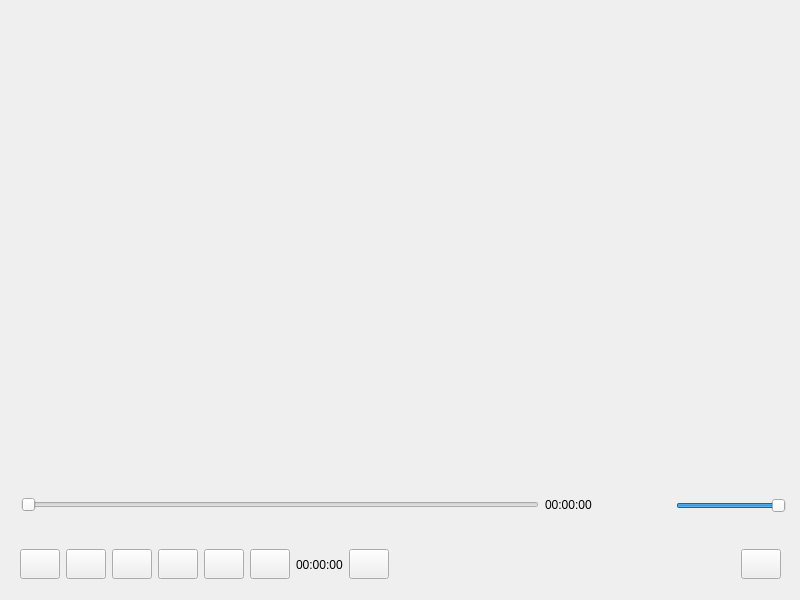
Before: the Qt Designer form mainwindow.ui in NintyS/PlayerVideo_w_Qt, drawn with Qt 5.
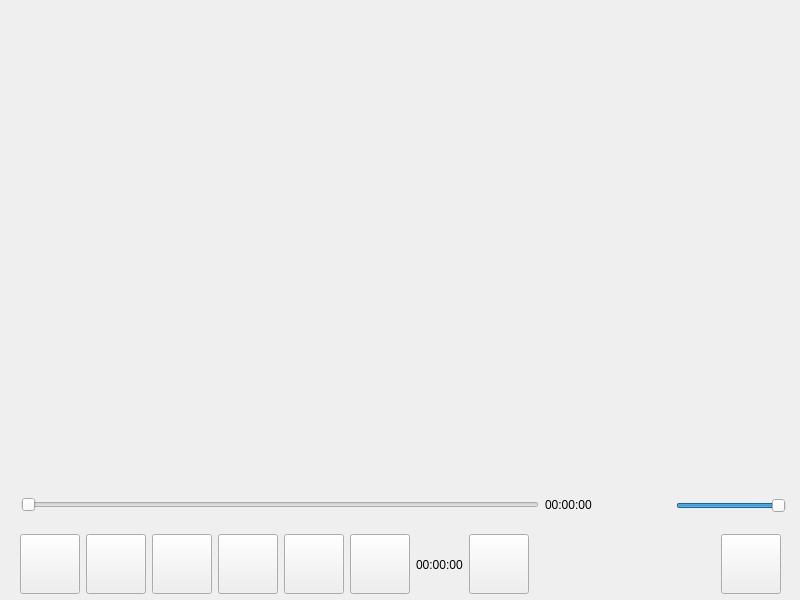
After: the same form once the commit is applied. Icons and pictures are not drawn.

```diff
--- a/mainwindow.ui
+++ b/mainwindow.ui
@@ -44,8 +44,14 @@
       <widget class="QPushButton" name="pushButton_2">
        <property name="minimumSize">
         <size>
-         <width>0</width>
-         <height>30</height>
+         <width>60</width>
+         <height>60</height>
+        </size>
+       </property>
+       <property name="maximumSize">
+        <size>
+         <width>60</width>
+         <height>60</height>
         </size>
        </property>
        <property name="styleSheet">
@@ -60,8 +66,14 @@
       <widget class="QPushButton" name="pushButton">
        <property name="minimumSize">
         <size>
-         <width>0</width>
-         <height>30</height>
+         <width>60</width>
+         <height>60</height>
+        </size>
+       </property>
+       <property name="maximumSize">
+        <size>
+         <width>60</width>
+         <height>60</height>
         </size>
        </property>
        <property name="styleSheet">
@@ -76,8 +88,14 @@
       <widget class="QPushButton" name="pushButton_4">
        <property name="minimumSize">
         <size>
-         <width>0</width>
-         <height>30</height>
+         <width>60</width>
+         <height>60</height>
+        </size>
+       </property>
+       <property name="maximumSize">
+        <size>
+         <width>60</width>
+         <height>60</height>
         </size>
        </property>
        <property name="styleSheet">
@@ -92,8 +110,14 @@
       <widget class="QPushButton" name="pushButton_5">
        <property name="minimumSize">
         <size>
-         <width>0</width>
-         <height>30</height>
+         <width>60</width>
+         <height>60</height>
+        </size>
+       </property>
+       <property name="maximumSize">
+        <size>
+         <width>60</width>
+         <height>60</height>
         </size>
        </property>
        <property name="styleSheet">
@@ -108,8 +132,14 @@
       <widget class="QPushButton" name="pushButton_8">
        <property name="minimumSize">
         <size>
-         <width>0</width>
-         <height>30</height>
+         <width>60</width>
+         <height>60</height>
+        </size>
+       </property>
+       <property name="maximumSize">
+        <size>
+         <width>60</width>
+         <height>60</height>
         </size>
        </property>
        <property name="styleSheet">
@@ -124,8 +154,14 @@
       <widget class="QPushButton" name="pushButton_3">
        <property name="minimumSize">
         <size>
-         <width>0</width>
-         <height>30</height>
+         <width>60</width>
+         <height>60</height>
+        </size>
+       </property>
+       <property name="maximumSize">
+        <size>
+         <width>60</width>
+         <height>60</height>
         </size>
        </property>
        <property name="styleSheet">
@@ -153,8 +189,14 @@
       <widget class="QPushButton" name="pushButton_6">
        <property name="minimumSize">
         <size>
-         <width>0</width>
-         <height>30</height>
+         <width>60</width>
+         <height>60</height>
+        </size>
+       </property>
+       <property name="maximumSize">
+        <size>
+         <width>60</width>
+         <height>60</height>
         </size>
        </property>
        <property name="styleSheet">
@@ -182,8 +224,14 @@
       <widget class="QPushButton" name="pushButton_7">
        <property name="minimumSize">
         <size>
-         <width>0</width>
-         <height>30</height>
+         <width>60</width>
+         <height>60</height>
+        </size>
+       </property>
+       <property name="maximumSize">
+        <size>
+         <width>60</width>
+         <height>60</height>
         </size>
        </property>
        <property name="styleSheet">
```
